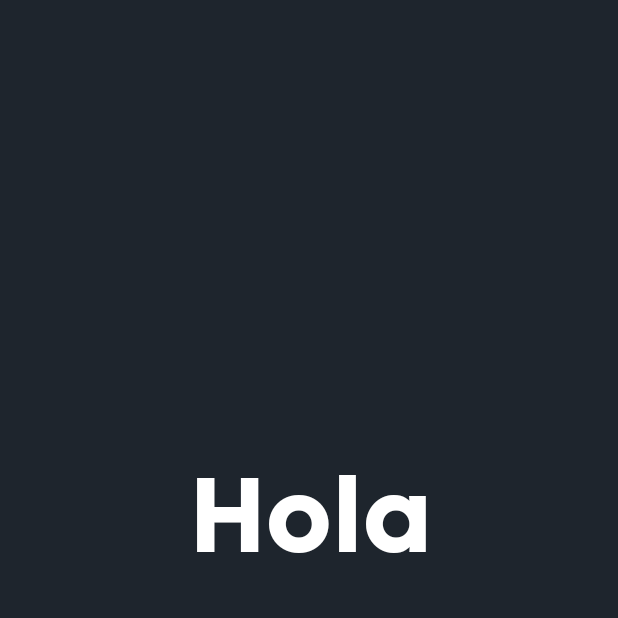
After one commit to Carlos-39/equipoCatorce, an Android app: the fragment HomePrueba shown on its own in the app's theme, on a phone screen of 412 x 824 dp, the top half of it. The commit adds this screen. Run offline under Robolectric (Android 15) with nearby library versions, the phone set to English and light mode, and no system bars; our stand-ins replace data binding.

Commit message:
feat: autenticación biométrica con navegación a fragment de prueba (cambiar a HU2) y mensaje de error

```diff
--- a/app/src/main/AndroidManifest.xml
+++ b/app/src/main/AndroidManifest.xml
@@ -4,6 +4,7 @@
     <!--permisos para el user de internet-->
     <uses-permission android:name="android.permission.INTERNET"/>
     <uses-permission android:name="android.permission.ACCESS_NETWORK_STATE"/>
+    <uses-permission android:name="android.permission.USE_BIOMETRIC" />
 
     <application
         android:allowBackup="true"
--- /dev/null
+++ b/app/src/main/java/com/example/equipocatorce/view/fragment/HomePrueba.kt
@@ -0,0 +1,31 @@
+package com.example.equipocatorce.view.fragment
+
+import android.os.Bundle
+import android.view.LayoutInflater
+import android.view.View
+import android.view.ViewGroup
+import androidx.fragment.app.Fragment
+import com.example.equipocatorce.databinding.FragmentHomePruebaBinding
+
+class HomePrueba : Fragment() {
+
+    private lateinit var binding: FragmentHomePruebaBinding
+
+    override fun onCreateView(
+        inflater: LayoutInflater, container: ViewGroup?,
+        savedInstanceState: Bundle?
+    ): View {
+        binding = FragmentHomePruebaBinding.inflate(inflater, container, false)
+        return binding.root
+    }
+
+    override fun onViewCreated(view: View, savedInstanceState: Bundle?) {
+        super.onViewCreated(view, savedInstanceState)
+
+        // Aquí puedes añadir lógica si necesitas controlar eventos, etc.
+        binding.root.setOnClickListener {
+            // Ejemplo: mostrar un mensaje al hacer clic en cualquier parte
+            // Toast.makeText(context, "Bienvenido a Home", Toast.LENGTH_SHORT).show()
+        }
+    }
+}
--- /dev/null
+++ b/app/src/main/res/layout/fragment_home_prueba.xml
@@ -0,0 +1,35 @@
+<?xml version="1.0" encoding="utf-8"?>
+
+<layout xmlns:android="http://schemas.android.com/apk/res/android"
+    xmlns:app="http://schemas.android.com/apk/res-auto"
+    xmlns:tools="http://schemas.android.com/tools">
+
+
+    <androidx.constraintlayout.widget.ConstraintLayout
+        android:layout_width="match_parent"
+        android:layout_height="match_parent"
+        android:background="@color/backgroundLogin"
+        >
+
+        <TextView
+            android:layout_width="300dp"
+            android:layout_height="100dp"
+            android:text="Hola Mundo"
+            android:textColor="@color/white"
+            android:gravity="center"
+            android:textSize="68dp"
+            app:layout_constraintStart_toStartOf="parent"
+            app:layout_constraintEnd_toEndOf="parent"
+            app:layout_constraintTop_toTopOf="parent"
+            android:layout_marginTop="290dp"
+            android:fontFamily="@font/calsans"
+            android:textStyle="bold"
+            android:letterSpacing="0.07"
+            />
+
+
+
+
+    </androidx.constraintlayout.widget.ConstraintLayout>
+
+</layout>
--- a/app/src/main/res/layout/fragment_login.xml
+++ b/app/src/main/res/layout/fragment_login.xml
@@ -51,7 +51,7 @@
             />
 
         <com.airbnb.lottie.LottieAnimationView
-            android:id="@+id/lottieDog"
+            android:id="@+id/lavfinger"
             android:layout_width="200dp"
             android:layout_height="200dp"
             app:lottie_rawRes="@raw/fingerprint"
--- a/gradle/libs.versions.toml
+++ b/gradle/libs.versions.toml
@@ -10,6 +10,7 @@ material = "1.12.0"
 activity = "1.10.1"
 constraintlayout = "2.2.1"
 navigationFragment = "2.8.9"
+lifecycleViewmodelAndroid = "2.8.7"
 
 [libraries]
 androidx-core-ktx = { group = "androidx.core", name = "core-ktx", version.ref = "coreKtx" }
@@ -21,6 +22,7 @@ material = { group = "com.google.android.material", name = "material", version.r
 androidx-activity = { group = "androidx.activity", name = "activity", version.ref = "activity" }
 androidx-constraintlayout = { group = "androidx.constraintlayout", name = "constraintlayout", version.ref = "constraintlayout" }
 androidx-navigation-fragment = { group = "androidx.navigation", name = "navigation-fragment", version.ref = "navigationFragment" }
+androidx-lifecycle-viewmodel-android = { group = "androidx.lifecycle", name = "lifecycle-viewmodel-android", version.ref = "lifecycleViewmodelAndroid" }
 
 [plugins]
 android-application = { id = "com.android.application", version.ref = "agp" }
```
Also changed, not shown: app/build.gradle.kts (+11 -0 lines), app/src/main/java/com/example/equipocatorce/LoginFragment.kt (deleted, +0 -59 lines), app/src/main/java/com/example/equipocatorce/data/DogAppointmentDB.kt (+23 -23 lines), app/src/main/java/com/example/equipocatorce/data/DogAppointmentDao.kt (+24 -24 lines), app/src/main/java/com/example/equipocatorce/model/DogAppointment.kt (+19 -19 lines), app/src/main/java/com/example/equipocatorce/model/DogBreedResponse.kt (+10 -10 lines), app/src/main/java/com/example/equipocatorce/model/DogImageResponse.kt (+10 -10 lines), app/src/main/java/com/example/equipocatorce/repository/DogAppointmentRepository.kt (+47 -47 lines), app/src/main/java/com/example/equipocatorce/view/fragment/LoginFragment.kt (added, +45 -0 lines), app/src/main/java/com/example/equipocatorce/viewmodel/DogAppointmentViewModel.kt (+23 -23 lines), app/src/main/java/com/example/equipocatorce/viewmodel/LoginViewModel.kt (added, +59 -0 lines), app/src/main/java/com/example/equipocatorce/webservice/ApiService.kt (+15 -15 lines), app/src/main/java/com/example/equipocatorce/webservice/ApiUtils.kt (+9 -9 lines), app/src/main/java/com/example/equipocatorce/webservice/RetrofitClient.kt (+14 -14 lines), 1 more files.
